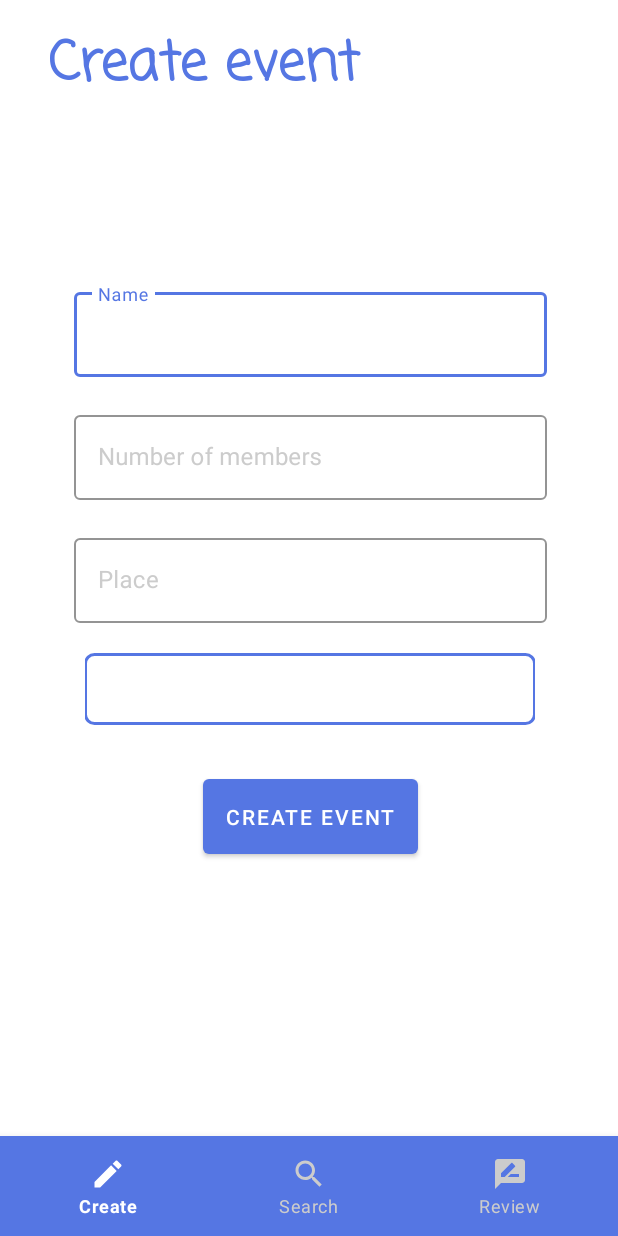
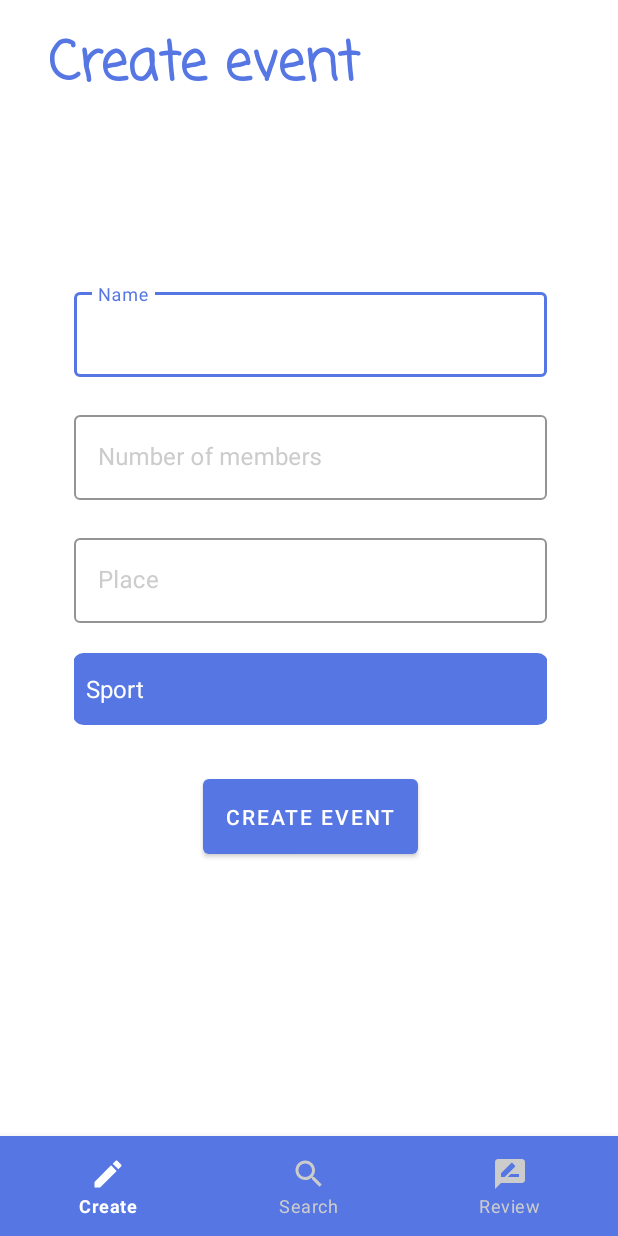
Before and after one commit to micwiccode/meetexpress_android_app, an Android app: the CreateEventFragment screen opened directly, with no data from a screen before it, on a phone screen of 412 x 824 dp. Run offline under Robolectric (Android 15) with nearby library versions, the phone set to English and light mode, and no system bars.

Commit message:
Repair spinner

```diff
--- a/app/src/main/res/drawable/spinner_back.xml
+++ b/app/src/main/res/drawable/spinner_back.xml
@@ -9,7 +9,7 @@
                     android:radius="6dp" />
                 <stroke android:width="2dp"
                     android:color="@color/blue" />
-                <solid android:color="@color/white" />
+                <solid android:color="@color/blue" />
             </shape>
         </inset>
     </item>
--- a/app/src/main/res/layout/fragment_create_event.xml
+++ b/app/src/main/res/layout/fragment_create_event.xml
@@ -92,7 +92,7 @@
 
         <Spinner
             android:id="@+id/categories_spinner"
-            android:layout_width="300dp"
+            android:layout_width="match_parent"
             android:layout_height="?attr/dropdownListPreferredItemHeight"
             android:background="@drawable/spinner_back"
             android:dropDownWidth="300dp"
```
